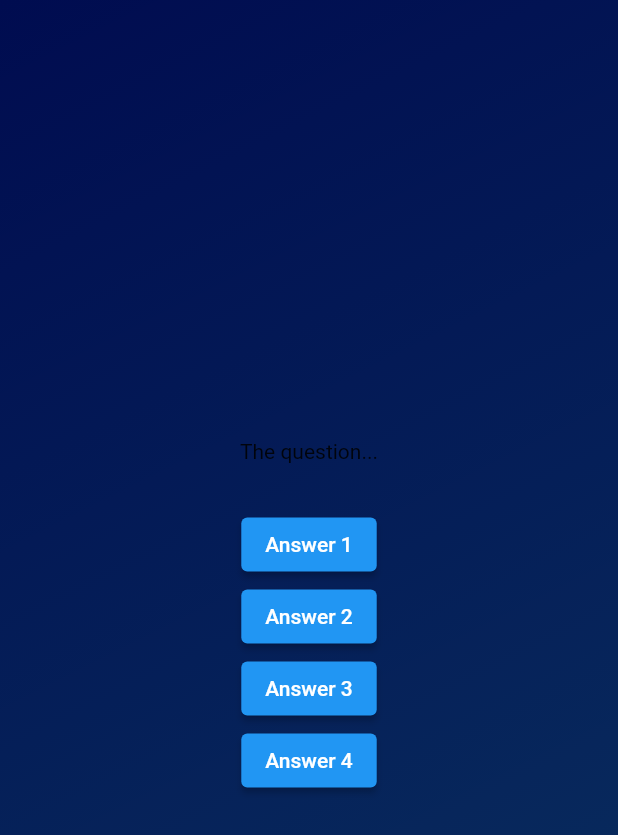
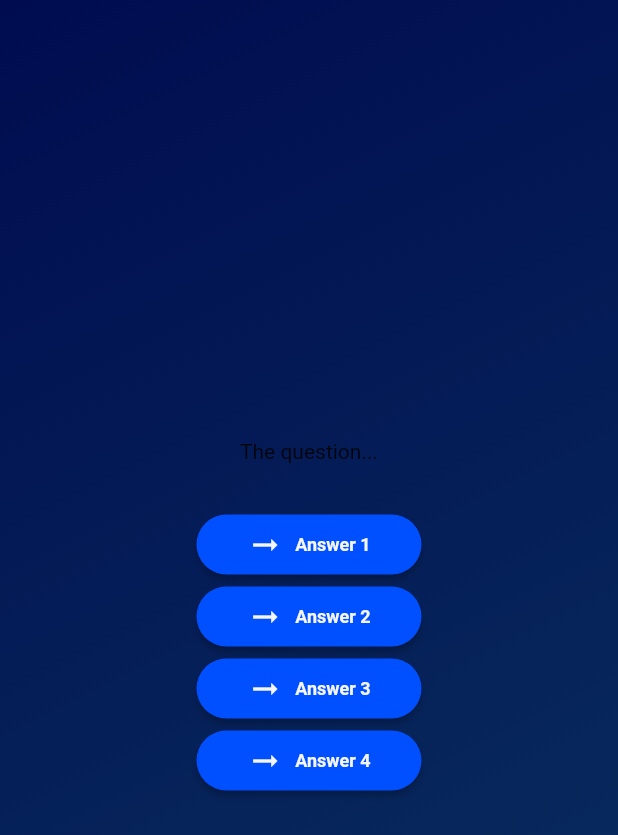
Before and after one commit to c-abbott/quiz_app, a Flutter app: the screen it shows after launch, after a tap on "Start Quiz", on a phone screen of 412 x 824 dp. Shown: the top 835 px of the screen. Run offline on Flutter 3.47's test engine with Material 2 defaults, Android fonts, the phone set to English and light mode, and no system bars; Roboto replaces fonts that are missing (ProximaNova).

Commit message:
Abstracted question button to it's own class

```diff
--- a/lib/custom_button.dart
+++ b/lib/question_button.dart
@@ -1,19 +1,21 @@
 import 'package:flutter/material.dart';
 import 'package:quiz_app/constants.dart';
 
-class CustomButton extends StatelessWidget {
+class QuestionButton extends StatelessWidget {
   final String text;
   final VoidCallback onPressed;
 
-  const CustomButton({required this.text, required this.onPressed, super.key});
+  const QuestionButton(
+      {required this.text, required this.onPressed, super.key});
 
   @override
   Widget build(BuildContext context) {
     return ElevatedButton.icon(
       onPressed: onPressed,
       style: ElevatedButton.styleFrom(
-        minimumSize: const Size(200, 60), // Set the minimum size here
-        padding: const EdgeInsets.all(16.0), // And add padding if needed
+        minimumSize: const Size(150, 30), // Set the minimum size here
+        padding: const EdgeInsets.symmetric(
+            vertical: 8.0, horizontal: 16.0), // Reduce the vertical padding
         backgroundColor: buttonColor,
         foregroundColor: skWhite,
         shape: RoundedRectangleBorder(
@@ -24,7 +26,7 @@ class CustomButton extends StatelessWidget {
       label: Text(
         text,
         style: const TextStyle(
-          fontSize: 16,
+          fontSize: 12,
           fontWeight: FontWeight.bold,
           fontFamily: 'ProximaNova',
           color: skWhite,
--- a/lib/questions_screen.dart
+++ b/lib/questions_screen.dart
@@ -1,5 +1,5 @@
 import 'package:flutter/material.dart';
-import 'package:quiz_app/custom_button.dart';
+import 'package:quiz_app/question_button.dart';
 
 class QuestionsScreen extends StatefulWidget {
   const QuestionsScreen({super.key});
@@ -20,22 +20,10 @@ class _QuestionsScreenState extends State<QuestionsScreen> {
         children: [
           const Text('The question...'),
           const SizedBox(height: 30),
-          ElevatedButton(
-            onPressed: () {},
-            child: const Text('Answer 1'),
-          ),
-          ElevatedButton(
-            onPressed: () {},
-            child: const Text('Answer 2'),
-          ),
-          ElevatedButton(
-            onPressed: () {},
-            child: const Text('Answer 3'),
-          ),
-          ElevatedButton(
-            onPressed: () {},
-            child: const Text('Answer 4'),
-          ),
+          QuestionButton(text: 'Answer 1', onPressed: () {}),
+          QuestionButton(text: 'Answer 2', onPressed: () {}),
+          QuestionButton(text: 'Answer 3', onPressed: () {}),
+          QuestionButton(text: 'Answer 4', onPressed: () {}),
         ],
       ),
     );
--- /dev/null
+++ b/lib/start_button.dart
@@ -0,0 +1,35 @@
+import 'package:flutter/material.dart';
+import 'package:quiz_app/constants.dart';
+
+class StartButton extends StatelessWidget {
+  final String text;
+  final VoidCallback onPressed;
+
+  const StartButton({required this.text, required this.onPressed, super.key});
+
+  @override
+  Widget build(BuildContext context) {
+    return ElevatedButton.icon(
+      onPressed: onPressed,
+      style: ElevatedButton.styleFrom(
+        minimumSize: const Size(200, 60), // Set the minimum size here
+        padding: const EdgeInsets.all(16.0), // And add padding if needed
+        backgroundColor: buttonColor,
+        foregroundColor: skWhite,
+        shape: RoundedRectangleBorder(
+          borderRadius: BorderRadius.circular(32.0),
+        ),
+      ),
+      icon: const Icon(Icons.arrow_right_alt),
+      label: Text(
+        text,
+        style: const TextStyle(
+          fontSize: 16,
+          fontWeight: FontWeight.bold,
+          fontFamily: 'ProximaNova',
+          color: skWhite,
+        ),
+      ),
+    );
+  }
+}
--- a/lib/start_screen.dart
+++ b/lib/start_screen.dart
@@ -1,5 +1,5 @@
 import 'package:flutter/material.dart';
-import 'package:quiz_app/custom_button.dart';
+import 'package:quiz_app/start_button.dart';
 import 'package:quiz_app/constants.dart';
 
 class StartScreen extends StatelessWidget {
@@ -23,7 +23,7 @@ class StartScreen extends StatelessWidget {
           style: buttonText,
         ),
         const SizedBox(height: 60),
-        CustomButton(text: 'Start Quiz', onPressed: startQuiz),
+        StartButton(text: 'Start Quiz', onPressed: startQuiz),
       ],
     );
   }
```
